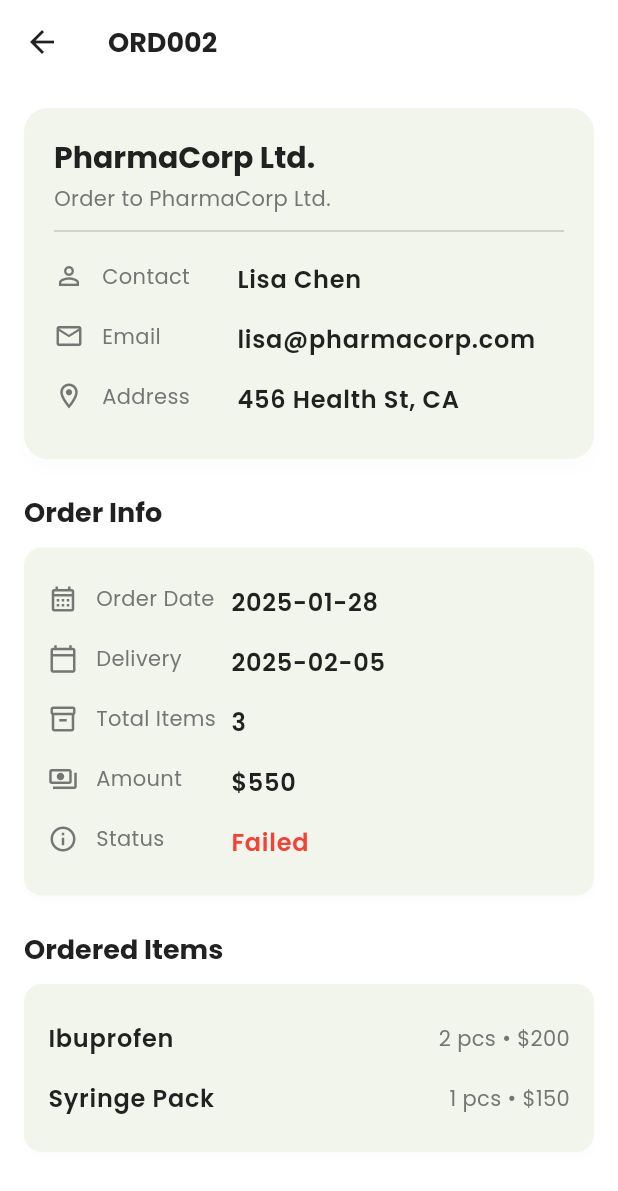
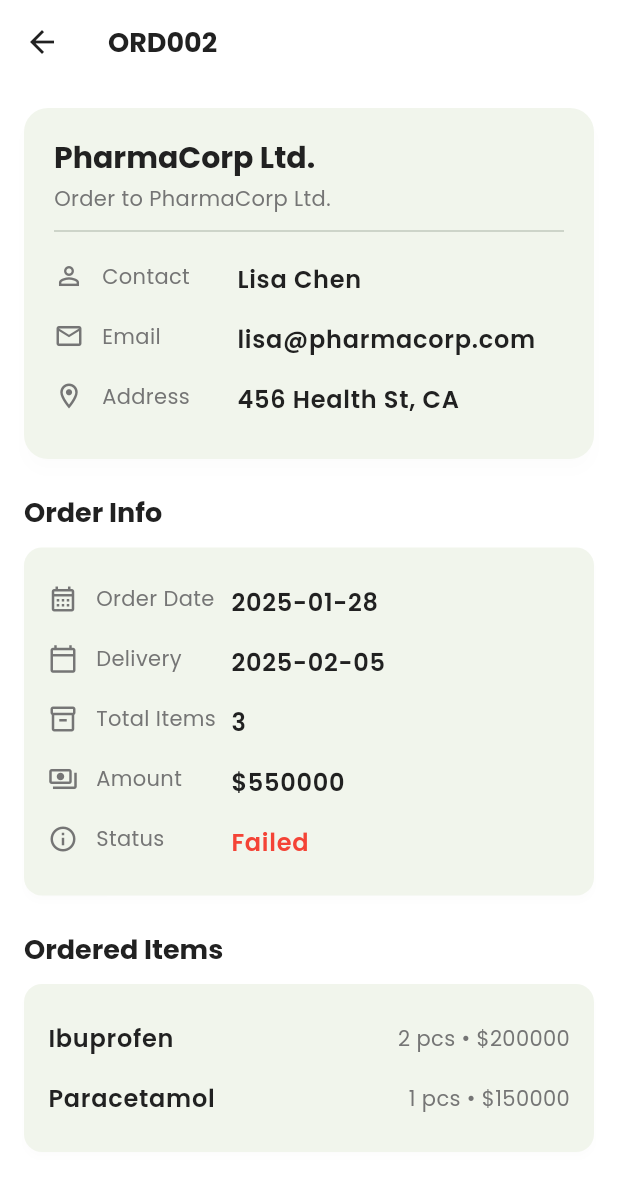
Before and after one commit to IconicFish12/pharma-ease-mobile, a Flutter app: the screen it shows after launch, after a tap on "ORD002", on a phone screen of 412 x 824 dp. Shown: the top 1191 px of the screen. Run offline on Flutter 3.47's test engine with Material 3 defaults, Android fonts, the phone set to English and light mode, and no system bars; our stand-ins replace file_picker, go_router, google_fonts.

Commit message:
[FIX]: minor fix

```diff
--- a/lib/views/order/order_detail.dart
+++ b/lib/views/order/order_detail.dart
@@ -25,7 +25,6 @@ class OrderDetailPage extends StatelessWidget {
         child: Column(
           crossAxisAlignment: CrossAxisAlignment.start,
           children: [
-
             Card(
               elevation: 4,
               shape: RoundedRectangleBorder(
@@ -33,15 +32,15 @@ class OrderDetailPage extends StatelessWidget {
               ),
               margin: EdgeInsets.zero,
               child: Padding(
-                padding: const EdgeInsets.all(20.0),
+                padding: EdgeInsets.all(20.0),
                 child: Column(
                   crossAxisAlignment: CrossAxisAlignment.start,
                   children: [
                     Text(order.suppliersName, style: textTheme.headlineMedium),
-                    const SizedBox(height: 4),
+                    SizedBox(height: 4),
                     Text("Order to ${order.suppliersName}",
                         style: textTheme.bodyMedium),
-                    const Divider(height: 24),
+                    Divider(height: 24),
 
                     _buildDetailRow(
                       context,
@@ -149,8 +148,7 @@ class OrderDetailPage extends StatelessWidget {
                 ),
               ),
             ),
-
-            const SizedBox(height: 40),
+            SizedBox(height: 40),
           ],
         ),
       ),
--- a/lib/views/order/order_list.dart
+++ b/lib/views/order/order_list.dart
@@ -24,8 +24,8 @@ class _OrderListState extends State<OrderList> {
       orderDate: "2025-02-01",
       expectedDeliveryDate: "2025-02-10",
       items: [
-        OrderItem(name: "Paracetamol", price: 100, amount: 3),
-        OrderItem(name: "Amoxicillin", price: 150, amount: 2),
+        OrderItem(name: "Paracetamol", price: 100000, amount: 3),
+        OrderItem(name: "Amoxicillin", price: 150000, amount: 2),
       ],
     ),
     Order(
@@ -40,8 +40,8 @@ class _OrderListState extends State<OrderList> {
       status: OrderStatus.failed,
       expectedDeliveryDate: "2025-02-05",
       items: [
-        OrderItem(name: "Ibuprofen", price: 200, amount: 2),
-        OrderItem(name: "Syringe Pack", price: 150, amount: 1),
+        OrderItem(name: "Ibuprofen", price: 200000, amount: 2),
+        OrderItem(name: "Paracetamol", price: 150000, amount: 1),
       ],
     ),
   ];
@@ -95,8 +95,8 @@ class _OrderListState extends State<OrderList> {
       floatingActionButton: FloatingActionButton.extended(
         onPressed: () {},
         backgroundColor: Config.primaryGreen,
-        label: const Text("Add New Order"),
-        icon: const Icon(Icons.add_business_outlined),
+        label: Text("Add New Order"),
+        icon: Icon(Icons.trolley),
       ),
       floatingActionButtonLocation: FloatingActionButtonLocation.centerFloat,
     );
@@ -106,7 +106,7 @@ class _OrderListState extends State<OrderList> {
     return TextField(
       decoration: InputDecoration(
         hintText: "Search orders...",
-        prefixIcon: const Icon(Icons.search),
+        prefixIcon: Icon(Icons.search),
         border: OutlineInputBorder(
           borderRadius: BorderRadius.circular(12),
           borderSide: BorderSide.none,
@@ -164,18 +164,17 @@ class OrderListItem extends StatelessWidget {
                 ],
               ),
 
-              const SizedBox(height: 12),
-
+              SizedBox(height: 12),
               _infoRow(Icons.store_mall_directory, order.suppliersName),
-              const SizedBox(height: 8),
-
+              SizedBox(height: 8),
               _infoRow(Icons.calendar_month, "Order: ${order.orderDate}"),
-              const SizedBox(height: 8),
-
+              SizedBox(height: 8),
               _infoRow(
                 Icons.inventory_2,
-                "${order.totalItemsOrdered} items • \$${order.totalAmount}",
+                "${order.totalItemsOrdered} items",
               ),
+              SizedBox(height: 8),
+              _infoRow(Icons.monetization_on_sharp, "Rp.${order.totalAmount}")
             ],
           ),
         ),
@@ -187,7 +186,7 @@ class OrderListItem extends StatelessWidget {
     return Row(
       children: [
         Icon(icon, size: 16, color: Config.textSecondary),
-        const SizedBox(width: 8),
+        SizedBox(width: 8),
         Text(text),
       ],
     );
```
